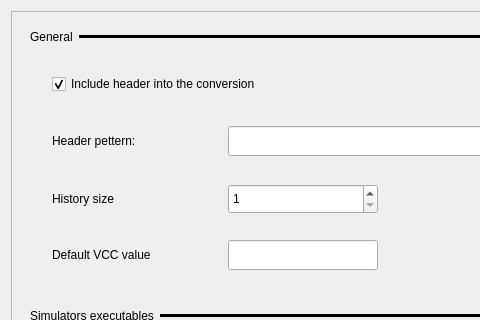
Old version of the form ui/preferences.ui in the repository SirBlaz333/L2Spice; both pictures show x 0 to 480 and y 0 to 320 of the 720 by 480 pixel window.
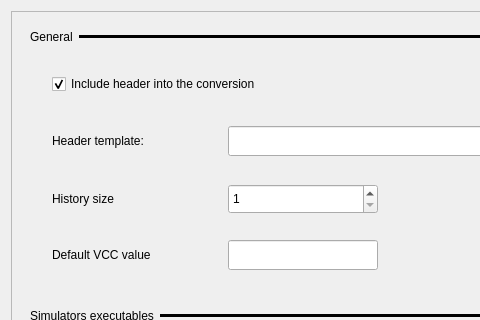
New version of the form.

Commit message: Rename header pattern to header template

Diff of the .ui file:
```diff
--- a/ui/preferences.ui
+++ b/ui/preferences.ui
@@ -224,7 +224,7 @@
              </size>
             </property>
             <property name="text">
-             <string>Header pettern: </string>
+             <string>Header template: </string>
             </property>
            </widget>
           </item>
```
